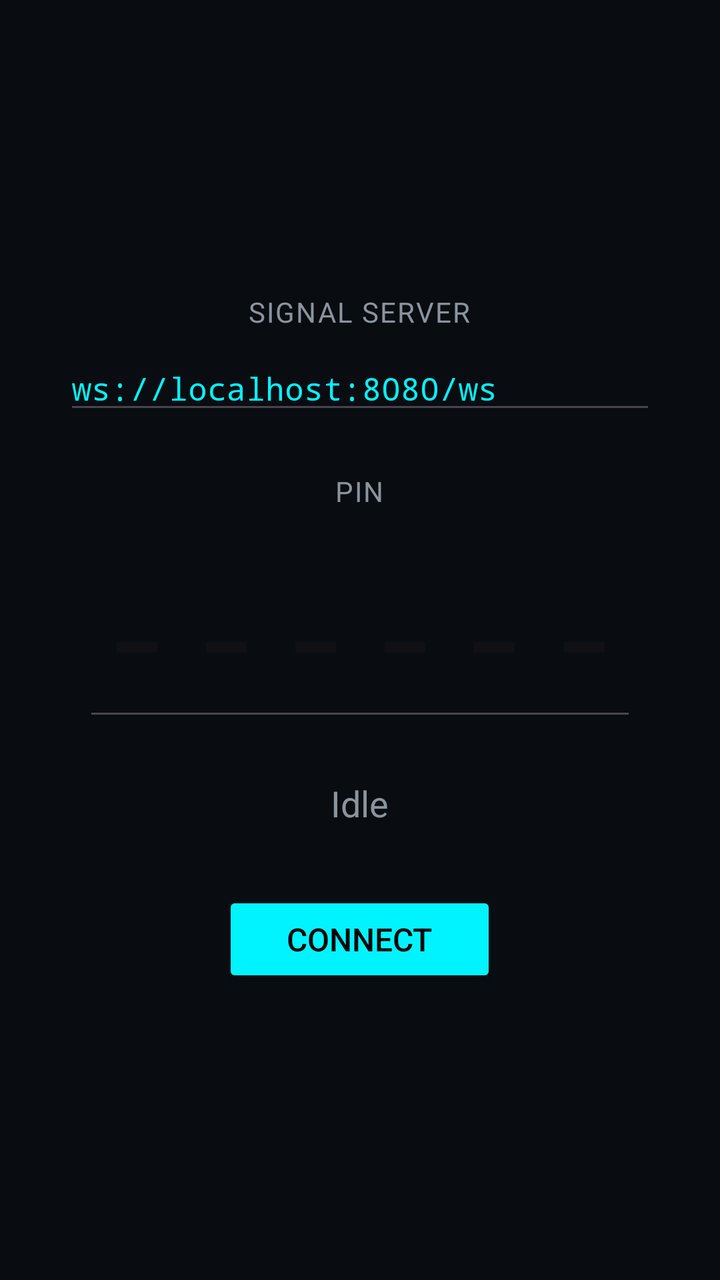
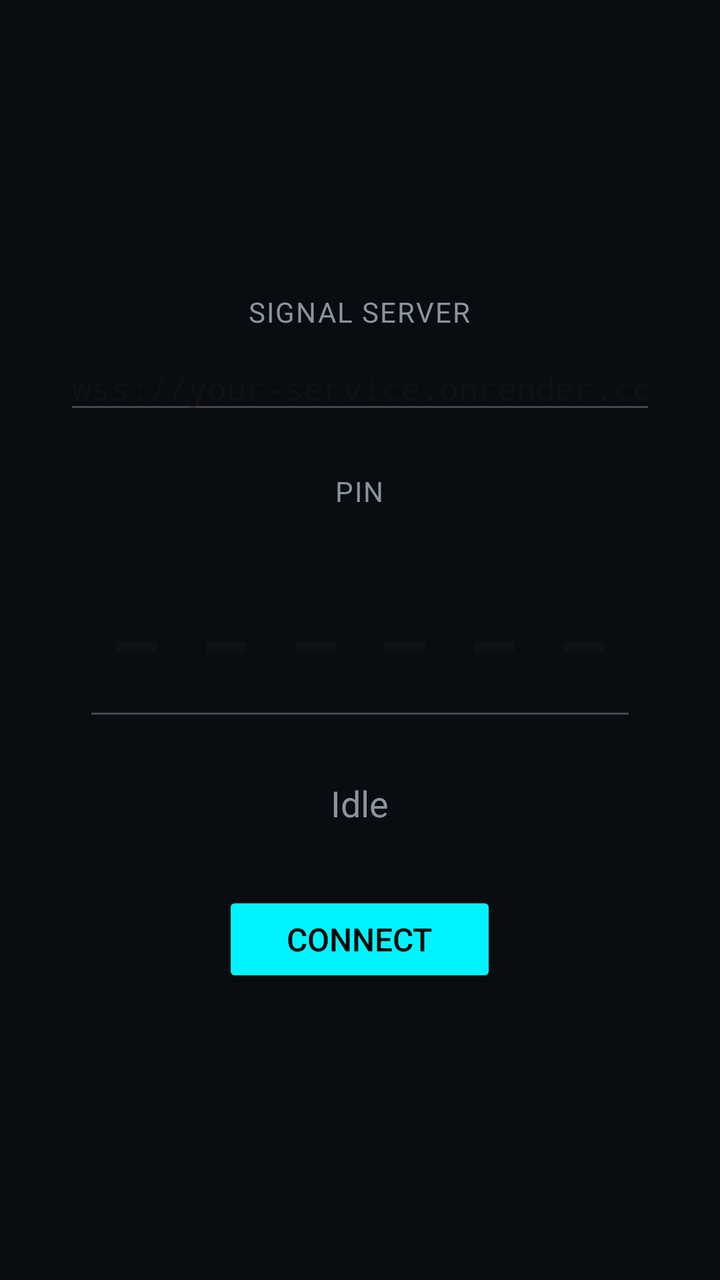

Compare the two renders of this Android layout. The source of the first and the diff that turns it into the second are given below.
<!-- AndroidManifest.xml: activity theme Theme.PChome -->
<!-- res/layout/activity_pin.xml -->
<?xml version="1.0" encoding="utf-8"?>
<LinearLayout xmlns:android="http://schemas.android.com/apk/res/android"
    android:layout_width="match_parent"
    android:layout_height="match_parent"
    android:orientation="vertical"
    android:gravity="center"
    android:padding="32dp"
    android:background="@color/pchome_background">

    <TextView
        android:id="@+id/server_label"
        android:layout_width="wrap_content"
        android:layout_height="wrap_content"
        android:text="SIGNAL SERVER"
        android:textColor="@color/pchome_text_primary"
        android:textSize="14sp"
        android:letterSpacing="0.05"
        android:layout_marginBottom="8dp" />

    <EditText
        android:id="@+id/server"
        android:layout_width="match_parent"
        android:layout_height="wrap_content"
        android:hint="ws://host:8080/ws"
        android:text="ws://localhost:8080/ws"
        android:textColor="@color/pchome_cyan"
        android:inputType="textUri"
        android:textSize="16sp"
        android:fontFamily="monospace"
        android:layout_marginBottom="24dp" />

    <TextView
        android:id="@+id/pin_label"
        android:layout_width="wrap_content"
        android:layout_height="wrap_content"
        android:text="PIN"
        android:textColor="@color/pchome_text_primary"
        android:textSize="14sp"
        android:letterSpacing="0.05"
        android:layout_marginBottom="8dp" />

    <EditText
        android:id="@+id/pin_edit"
        android:layout_width="wrap_content"
        android:layout_height="wrap_content"
        android:hint="------"
        android:textColor="@color/pchome_cyan"
        android:textSize="64sp"
        android:fontFamily="monospace"
        android:letterSpacing="0.1"
        android:inputType="number"
        android:maxLength="6"
        android:gravity="center"
        android:layout_marginBottom="24dp" />

    <TextView
        android:id="@+id/status"
        android:layout_width="wrap_content"
        android:layout_height="wrap_content"
        android:text="Idle"
        android:textColor="@color/pchome_text_primary"
        android:textSize="18sp"
        android:layout_marginBottom="32dp" />

    <Button
        android:id="@+id/connect_button"
        android:layout_width="wrap_content"
        android:layout_height="wrap_content"
        android:text="Connect"
        android:textSize="16sp"
        android:paddingHorizontal="32dp"
        android:paddingVertical="12dp"
        style="@style/PChomeButton" />

</LinearLayout>
<!-- resources referenced by this layout -->
<resources>
  <color name="pchome_background">#FF090C10</color>
  <color name="pchome_cyan">#FF00F4FF</color>
  <color name="pchome_text_primary">#FF8B949E</color>
  <style name="PChomeButton">
          <item name="android:backgroundTint">@color/pchome_cyan</item>
          <item name="android:textColor">@color/black</item>
          <item name="cornerRadius">8dp</item>
      </style>
  <style name="Theme.PChome" parent="Theme.Material3.DayNight">
          <item name="colorPrimary">@color/pchome_cyan</item>
          <item name="colorPrimaryVariant">@color/pchome_cyan</item>
          <item name="colorOnPrimary">@color/black</item>
          <item name="colorSecondary">@color/pchome_pink</item>
          <item name="colorSecondaryVariant">@color/pchome_pink</item>
          <item name="colorOnSecondary">@color/white</item>
          <item name="android:colorBackground">@color/pchome_background</item>
          <item name="colorSurface">@color/pchome_surface</item>
          <item name="colorOnSurface">@color/white</item>
          <item name="android:statusBarColor">@android:color/transparent</item>
          <item name="android:navigationBarColor">@android:color/transparent</item>
          <item name="android:windowLightStatusBar">false</item>
      </style>
  <color name="black">#FF000000</color>
  <color name="pchome_pink">#FFFF2A55</color>
  <color name="white">#FFFFFFFF</color>
  <color name="pchome_surface">#FF161B22</color>
</resources>

<!-- the commit's change to res/layout/activity_pin.xml (unified diff, before → after) -->
@@ -21,8 +21,7 @@
         android:id="@+id/server"
         android:layout_width="match_parent"
         android:layout_height="wrap_content"
-        android:hint="ws://host:8080/ws"
-        android:text="ws://localhost:8080/ws"
+        android:hint="@string/signal_url_hint"
         android:textColor="@color/pchome_cyan"
         android:inputType="textUri"
         android:textSize="16sp"
<!-- resource entries referenced after the edit -->
@@ -3,6 +3,7 @@
   <color name="pchome_background">#FF090C10</color>
   <color name="pchome_cyan">#FF00F4FF</color>
   <color name="pchome_text_primary">#FF8B949E</color>
+  <string name="signal_url_hint">wss://your-service.onrender.com/ws</string>
   <style name="PChomeButton">
           <item name="android:backgroundTint">@color/pchome_cyan</item>
           <item name="android:textColor">@color/black</item>
